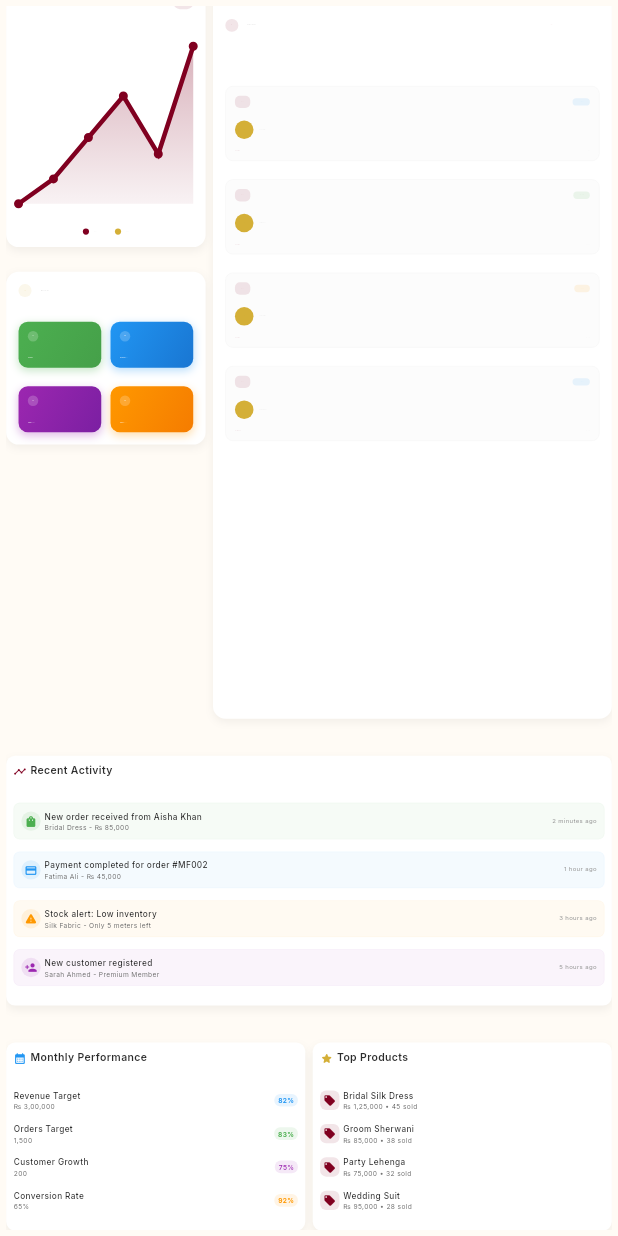
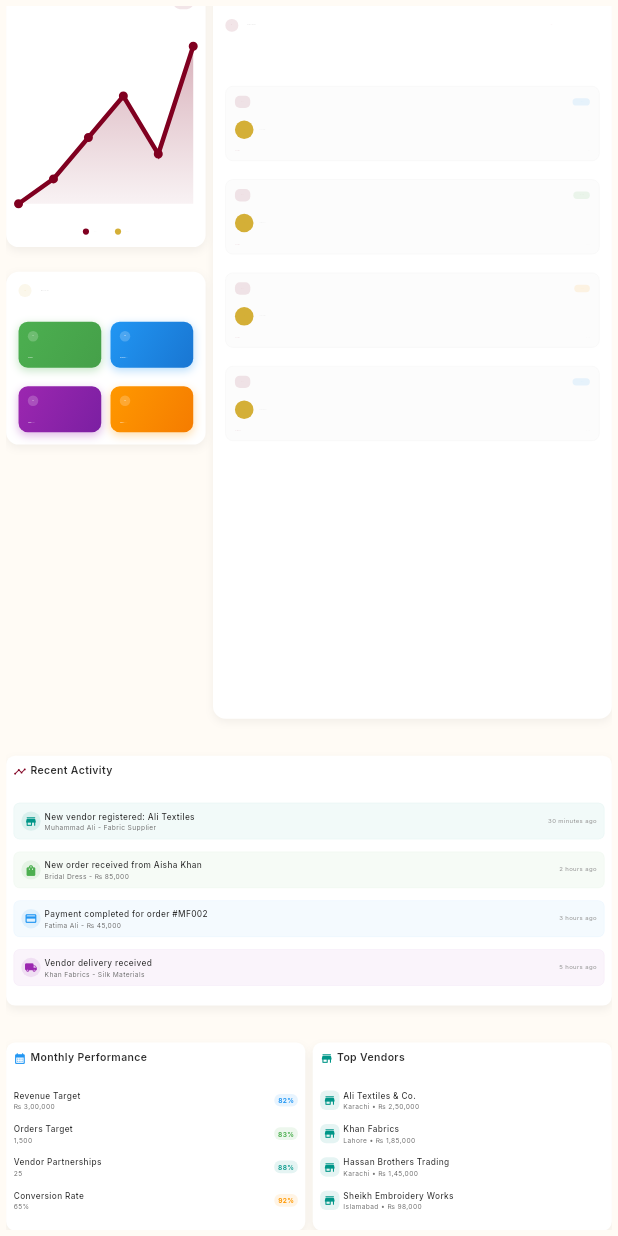
Before and after one commit to AbdulRahmanMudasser/flutter-dj-fashion-pos, a Flutter app: the DashboardContent widget shown alone on an empty page, opened directly with empty values, scrolled down 336 dp, on a phone screen of 412 x 824 dp. Run offline on Flutter 3.47's test engine with Material 3 defaults, Android fonts, the phone set to English and light mode, and no system bars; our stand-ins replace google_fonts, sizer; missing offline and left inert: bitsdojo_window; statements that could not run were skipped.

Commit message:
refactor: configured dashboard screen, content and provider

```diff
--- a/frontend/lib/presentation/screens/dashboard/dashboard_screen.dart
+++ b/frontend/lib/presentation/screens/dashboard/dashboard_screen.dart
@@ -7,7 +7,7 @@ import '../../../src/providers/dashboard_provider.dart';
 import '../../../src/theme/app_theme.dart';
 import '../../widgets/dashboard/dashboard_content.dart';
 import '../../widgets/dashboard/dashboard_header.dart';
-import '../../widgets/sidebar/premium_sidebar.dart';
+import '../../widgets/global/sidebar.dart';
 
 class DashboardScreen extends StatefulWidget {
   const DashboardScreen({super.key});
--- a/frontend/lib/presentation/widgets/dashboard/dashboard_content.dart
+++ b/frontend/lib/presentation/widgets/dashboard/dashboard_content.dart
@@ -11,6 +11,7 @@ import '../../../src/providers/dashboard_provider.dart';
 import '../../../src/theme/app_theme.dart';
 import '../../screens/category/category_screen.dart';
 import '../../screens/labor/labor_screen.dart';
+import '../../screens/vendor/vendor_screen.dart';
 
 class DashboardContent extends StatelessWidget {
   final int selectedIndex;
@@ -28,6 +29,8 @@ class DashboardContent extends StatelessWidget {
       return const CategoryPage();
     } else if (selectedIndex == 3) {
       return const LaborPage();
+    } else if (selectedIndex == 4) {
+      return const VendorPage();
     } else {
       return _buildPlaceholderContent(context);
     }
@@ -169,12 +172,12 @@ class DashboardContent extends StatelessWidget {
                         SizedBox(
                           width: cardWidth,
                           child: StatsCard(
-                            title: 'Pending Orders',
-                            value: stats['pendingOrders']['value'],
-                            change: stats['pendingOrders']['change'],
-                            isPositive: stats['pendingOrders']['isPositive'],
-                            icon: Icons.pending_actions_rounded,
-                            color: Colors.orange,
+                            title: 'Active Vendors',
+                            value: stats['activeVendors']['value'],
+                            change: stats['activeVendors']['change'],
+                            isPositive: stats['activeVendors']['isPositive'],
+                            icon: Icons.store_rounded,
+                            color: Colors.teal,
                           ),
                         ),
                       ],
@@ -263,9 +266,17 @@ class DashboardContent extends StatelessWidget {
                   // Activity Items
                   _buildActivityItem(
                     context,
+                    'New vendor registered: Ali Textiles',
+                    'Muhammad Ali - Fabric Supplier',
+                    '30 minutes ago',
+                    Icons.store_rounded,
+                    Colors.teal,
+                  ),
+                  _buildActivityItem(
+                    context,
                     'New order received from Aisha Khan',
                     'Bridal Dress - ₨ 85,000',
-                    '2 minutes ago',
+                    '2 hours ago',
                     Icons.shopping_bag_rounded,
                     Colors.green,
                   ),
@@ -273,24 +284,16 @@ class DashboardContent extends StatelessWidget {
                     context,
                     'Payment completed for order #MF002',
                     'Fatima Ali - ₨ 45,000',
-                    '1 hour ago',
+                    '3 hours ago',
                     Icons.payment_rounded,
                     Colors.blue,
                   ),
                   _buildActivityItem(
                     context,
-                    'Stock alert: Low inventory',
-                    'Silk Fabric - Only 5 meters left',
-                    '3 hours ago',
-                    Icons.warning_rounded,
-                    Colors.orange,
-                  ),
-                  _buildActivityItem(
-                    context,
-                    'New customer registered',
-                    'Sarah Ahmed - Premium Member',
+                    'Vendor delivery received',
+                    'Khan Fabrics - Silk Materials',
                     '5 hours ago',
-                    Icons.person_add_rounded,
+                    Icons.local_shipping_rounded,
                     Colors.purple,
                   ),
                 ],
@@ -343,7 +346,7 @@ class DashboardContent extends StatelessWidget {
 
                         _buildMetricRow(context, 'Revenue Target', '₨ 3,00,000', '82%', Colors.blue),
                         _buildMetricRow(context, 'Orders Target', '1,500', '83%', Colors.green),
-                        _buildMetricRow(context, 'Customer Growth', '200', '75%', Colors.purple),
+                        _buildMetricRow(context, 'Vendor Partnerships', '25', '88%', Colors.teal),
                         _buildMetricRow(context, 'Conversion Rate', '65%', '92%', Colors.orange),
                       ],
                     ),
@@ -352,7 +355,7 @@ class DashboardContent extends StatelessWidget {
 
                 SizedBox(width: context.cardPadding),
 
-                // Top Products
+                // Top Vendors
                 Expanded(
                   child: Container(
                     padding: EdgeInsets.all(context.cardPadding),
@@ -373,13 +376,13 @@ class DashboardContent extends StatelessWidget {
                         Row(
                           children: [
                             Icon(
-                              Icons.star_rounded,
-                              color: AppTheme.accentGold,
+                              Icons.store_rounded,
+                              color: Colors.teal,
                               size: context.iconSize('medium'),
                             ),
                             SizedBox(width: context.smallPadding),
                             Text(
-                              'Top Products',
+                              'Top Vendors',
                               style: GoogleFonts.inter(
                                 fontSize: context.headerFontSize,
                                 fontWeight: FontWeight.w600,
@@ -391,10 +394,10 @@ class DashboardContent extends StatelessWidget {
 
                         SizedBox(height: context.formFieldSpacing * 2),
 
-                        _buildProductRow(context, 'Bridal Silk Dress', '₨ 1,25,000', '45 sold'),
-                        _buildProductRow(context, 'Groom Sherwani', '₨ 85,000', '38 sold'),
-                        _buildProductRow(context, 'Party Lehenga', '₨ 75,000', '32 sold'),
-                        _buildProductRow(context, 'Wedding Suit', '₨ 95,000', '28 sold'),
+                        _buildVendorRow(context, 'Ali Textiles & Co.', 'Karachi', '₨ 2,50,000'),
+                        _buildVendorRow(context, 'Khan Fabrics', 'Lahore', '₨ 1,85,000'),
+                        _buildVendorRow(context, 'Hassan Brothers Trading', 'Karachi', '₨ 1,45,000'),
+                        _buildVendorRow(context, 'Sheikh Embroidery Works', 'Islamabad', '₨ 98,000'),
                       ],
                     ),
                   ),
@@ -533,7 +536,7 @@ class DashboardContent extends StatelessWidget {
     );
   }
 
-  Widget _buildProductRow(BuildContext context, String name, String price, String sold) {
+  Widget _buildVendorRow(BuildContext context, String name, String city, String revenue) {
     return Container(
       margin: EdgeInsets.only(bottom: context.formFieldSpacing),
       child: Row(
@@ -542,12 +545,12 @@ class DashboardContent extends StatelessWidget {
             width: context.iconSize('medium') * 1.5,
             height: context.iconSize('medium') * 1.5,
             decoration: BoxDecoration(
-              color: AppTheme.primaryMaroon.withOpacity(0.1),
+              color: Colors.teal.withOpacity(0.1),
               borderRadius: BorderRadius.circular(context.borderRadius('small')),
             ),
             child: Icon(
-              Icons.local_offer_rounded,
-              color: AppTheme.primaryMaroon,
+              Icons.store_rounded,
+              color: Colors.teal,
               size: context.iconSize('small'),
             ),
           ),
@@ -567,7 +570,7 @@ class DashboardContent extends StatelessWidget {
                   ),
                 ),
                 Text(
-                  '$price • $sold',
+                  '$city • $revenue',
                   style: GoogleFonts.inter(
                     fontSize: context.captionFontSize,
                     fontWeight: FontWeight.w400,
@@ -588,6 +591,7 @@ class DashboardContent extends StatelessWidget {
       'Categories',
       'Products',
       'Labor',
+      'Vendors',
       'Advance',
       'Payment',
       'Sales',
--- a/frontend/lib/src/providers/dashboard_provider.dart
+++ b/frontend/lib/src/providers/dashboard_provider.dart
@@ -12,6 +12,7 @@ class DashboardProvider extends ChangeNotifier {
     'Categories',
     'Products',
     'Labor',
+    'Vendors', // Added Vendors to menu titles
     'Advance',
     'Payment',
     'Sales',
@@ -33,7 +34,7 @@ class DashboardProvider extends ChangeNotifier {
     notifyListeners();
   }
 
-  // Dashboard Statistics
+  // Dashboard Statistics - Updated to include Active Vendors
   Map<String, dynamic> get dashboardStats => {
     'totalSales': {
       'value': '₨ 2,45,000',
@@ -48,6 +49,11 @@ class DashboardProvider extends ChangeNotifier {
     'totalProducts': {
       'value': '432',
       'change': '+5.1%',
+      'isPositive': true,
+    },
+    'activeVendors': {
+      'value': '8',
+      'change': '+2',
       'isPositive': true,
     },
     'pendingOrders': {
@@ -100,4 +106,194 @@ class DashboardProvider extends ChangeNotifier {
     {'month': 5, 'sales': 210000},
     {'month': 6, 'sales': 275000},
   ];
+
+  // Vendor-related data for dashboard
+  List<Map<String, dynamic>> get topVendors => [
+    {
+      'name': 'Ali Textiles & Co.',
+      'city': 'Karachi',
+      'revenue': '₨ 2,50,000',
+      'orders': 45,
+    },
+    {
+      'name': 'Khan Fabrics',
+      'city': 'Lahore',
+      'revenue': '₨ 1,85,000',
+      'orders': 38,
+    },
+    {
+      'name': 'Hassan Brothers Trading',
+      'city': 'Karachi',
+      'revenue': '₨ 1,45,000',
+      'orders': 32,
+    },
+    {
+      'name': 'Sheikh Embroidery Works',
+      'city': 'Islamabad',
+      'revenue': '₨ 98,000',
+      'orders': 25,
+    },
+  ];
+
+  // Recent activities including vendor activities
+  List<Map<String, dynamic>> get recentActivities => [
+    {
+      'title': 'New vendor registered: Ali Textiles',
+      'subtitle': 'Muhammad Ali - Fabric Supplier',
+      'time': '30 minutes ago',
+      'icon': Icons.store_rounded,
+      'color': Colors.teal,
+    },
+    {
+      'title': 'New order received from Aisha Khan',
+      'subtitle': 'Bridal Dress - ₨ 85,000',
+      'time': '2 hours ago',
+      'icon': Icons.shopping_bag_rounded,
+      'color': Colors.green,
+    },
+    {
+      'title': 'Payment completed for order #MF002',
+      'subtitle': 'Fatima Ali - ₨ 45,000',
+      'time': '3 hours ago',
+      'icon': Icons.payment_rounded,
+      'color': Colors.blue,
+    },
+    {
+      'title': 'Vendor delivery received',
+      'subtitle': 'Khan Fabrics - Silk Materials',
+      'time': '5 hours ago',
+      'icon': Icons.local_shipping_rounded,
+      'color': Colors.purple,
+    },
+  ];
+
+  // Performance metrics with vendor data
+  Map<String, dynamic> get performanceMetrics => {
+    'revenueTarget': {
+      'label': 'Revenue Target',
+      'value': '₨ 3,00,000',
+      'percentage': '82%',
+      'color': Colors.blue,
+    },
+    'ordersTarget': {
+      'label': 'Orders Target',
+      'value': '1,500',
+      'percentage': '83%',
+      'color': Colors.green,
+    },
+    'vendorPartnerships': {
+      'label': 'Vendor Partnerships',
+      'value': '25',
+      'percentage': '88%',
+      'color': Colors.teal,
+    },
+    'conversionRate': {
+      'label': 'Conversion Rate',
+      'value': '65%',
+      'percentage': '92%',
+      'color': Colors.orange,
+    },
+  };
+
+  // Vendor statistics summary
+  Map<String, dynamic> get vendorStats => {
+    'totalVendors': 8,
+    'activeVendors': 8,
+    'newThisMonth': 2,
+    'totalRevenue': '₨ 6,78,000',
+    'averageOrderValue': '₨ 35,000',
+    'topPerformingCity': 'Karachi',
+  };
+
+  // Quick actions for dashboard
+  List<Map<String, dynamic>> get quickActions => [
+    {
+      'title': 'New Sale',
+      'subtitle': 'Create new order',
+      'icon': Icons.add_shopping_cart_rounded,
+      'color': Colors.green,
+      'index': 7, // Sales page index
+    },
+    {
+      'title': 'Add Product',
+      'subtitle': 'Register new item',
+      'icon': Icons.inventory_2_rounded,
+      'color': Colors.blue,
+      'index': 2, // Products page index
+    },
+    {
+      'title': 'Add Labor',
+      'subtitle': 'Register worker',
+      'icon': Icons.person_add_rounded,
+      'color': Colors.purple,
+      'index': 3, // Labor page index
+    },
+    {
+      'title': 'Add Vendor',
+      'subtitle': 'Register supplier',
+      'icon': Icons.store_rounded,
+      'color': Colors.teal,
+      'index': 4, // Vendor page index
+    },
+    {
+      'title': 'View Reports',
+      'subtitle': 'Analytics & insights',
+      'icon': Icons.analytics_rounded,
+      'color': Colors.orange,
+      'index': 10, // Reports page index
+    },
+    {
+      'title': 'Manage Stock',
+      'subtitle': 'Inventory control',
+      'icon': Icons.inventory_rounded,
+      'color': Colors.red,
+      'index': 9, // Stock page index
+    },
+  ];
+
+  // Handle quick actions
+  void handleQuickAction(int pageIndex) {
+    selectMenu(pageIndex);
+  }
+
+  // Get stats for different time periods
+  Map<String, dynamic> getStatsForPeriod(String period) {
+    switch (period) {
+      case 'today':
+        return {
+          'sales': '₨ 45,230',
+          'orders': 23,
+          'vendors': 8,
+          'products': 432,
+        };
+      case 'week':
+        return {
+          'sales': '₨ 3,24,500',
+          'orders': 156,
+          'vendors': 8,
+          'products': 432,
+        };
+      case 'month':
+        return {
+          'sales': '₨ 12,45,000',
+          'orders': 672,
+          'vendors': 8,
+          'products': 432,
+        };
+      default:
+        return {
+          'sales': '₨ 2,45,000',
+          'orders': 1247,
+          'vendors': 8,
+          'products': 432,
+        };
+    }
+  }
+
+  // Refresh dashboard data
+  Future<void> refreshData() async {
+    // Simulate API call
+    await Future.delayed(const Duration(seconds: 1));
+    notifyListeners();
+  }
 }
```
